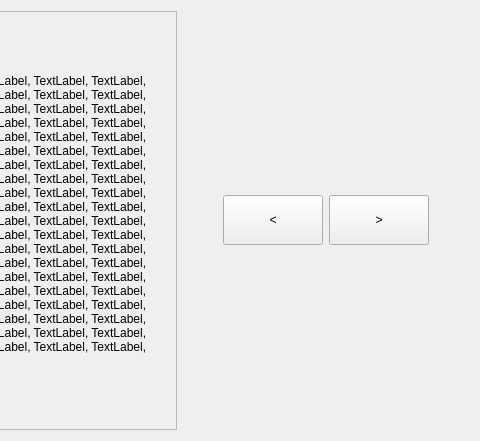
First picture: the form in floating_demo/floating_demo.ui, repository ewerybody/PysidePlayground, before the edit; both pictures show x 334 to 814 and y 0 to 441 of the 814 by 441 pixel window.
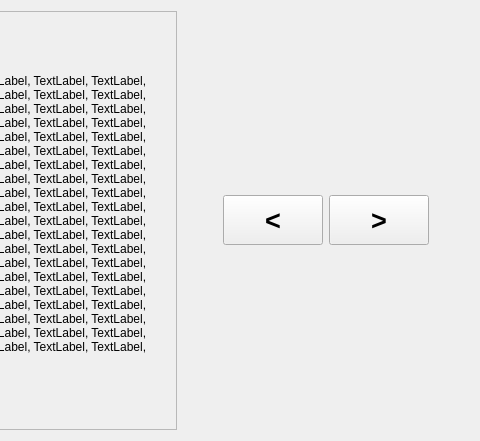
Second picture: the form after the edit.

Commit message: floating demo with styled buttons

The edit to the form file:
```diff
--- a/floating_demo/floating_demo.ui
+++ b/floating_demo/floating_demo.ui
@@ -72,6 +72,13 @@
          <height>50</height>
         </size>
        </property>
+       <property name="font">
+        <font>
+         <pointsize>20</pointsize>
+         <weight>75</weight>
+         <bold>true</bold>
+        </font>
+       </property>
        <property name="text">
         <string>&lt;</string>
        </property>
@@ -91,6 +98,13 @@
          <height>50</height>
         </size>
        </property>
+       <property name="font">
+        <font>
+         <pointsize>20</pointsize>
+         <weight>75</weight>
+         <bold>true</bold>
+        </font>
+       </property>
        <property name="text">
         <string>&gt;</string>
        </property>
```
Left out of the diff: 13 changed lines with no effect on the pictures. The commit also changes 4 other files.
